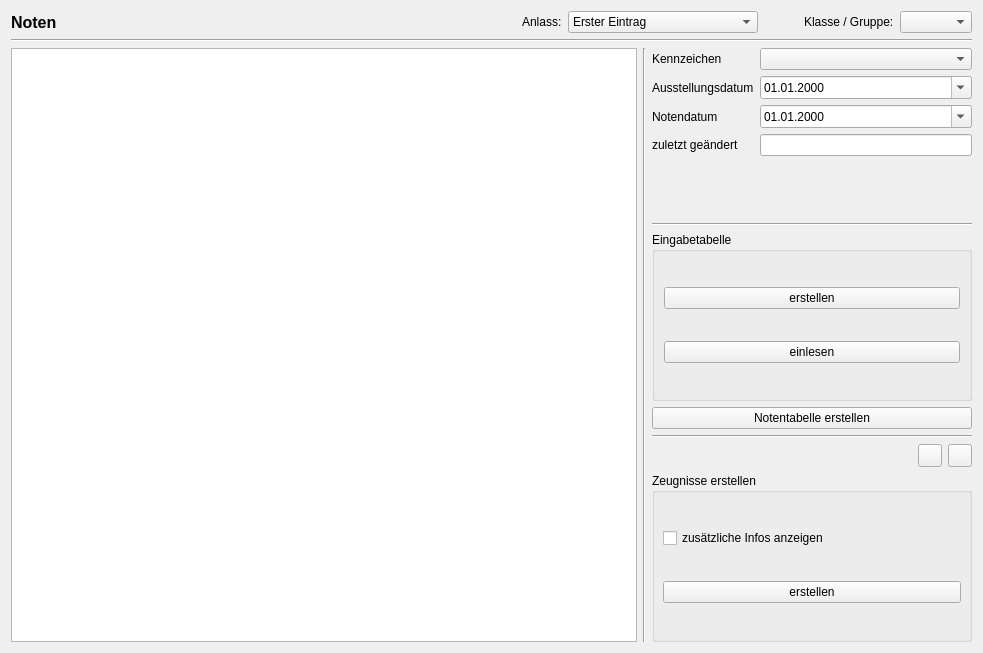
Above: WZ/program-data/ui/grades.ui from gradgrind/WZS before the change. Below: the same form after it.
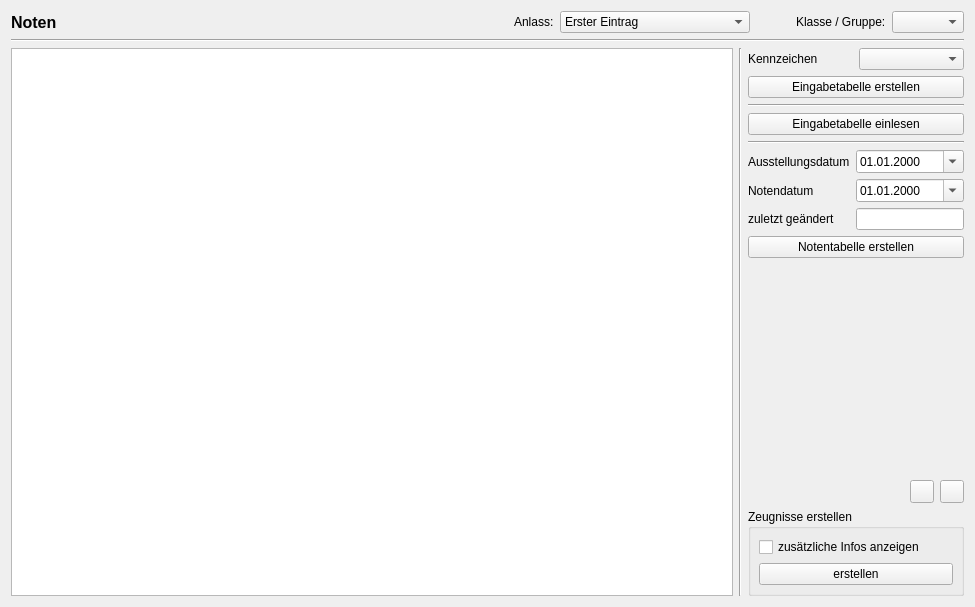
That is the form after the change. Icons and pictures are not drawn.

Commit message: Work on grades manager, including grade table

The edit to the form file:
```diff
--- a/WZ/program-data/ui/grades.ui
+++ b/WZ/program-data/ui/grades.ui
@@ -6,8 +6,8 @@
    <rect>
     <x>0</x>
     <y>0</y>
-    <width>983</width>
-    <height>653</height>
+    <width>975</width>
+    <height>607</height>
    </rect>
   </property>
   <property name="sizePolicy">
@@ -99,7 +99,11 @@
       </widget>
      </item>
      <item>
-      <widget class="QComboBox" name="combo_group"/>
+      <widget class="QComboBox" name="combo_group">
+       <property name="sizeAdjustPolicy">
+        <enum>QComboBox::AdjustToContents</enum>
+       </property>
+      </widget>
      </item>
     </layout>
    </item>
@@ -111,9 +115,15 @@
     </widget>
    </item>
    <item>
-    <layout class="QHBoxLayout" name="horizontalLayout_2">
+    <layout class="QHBoxLayout" name="horizontalLayout_4" stretch="1,0,0">
      <item>
       <widget class="QTableWidget" name="grade_table">
+       <property name="minimumSize">
+        <size>
+         <width>600</width>
+         <height>0</height>
+        </size>
+       </property>
        <property name="styleSheet">
         <string notr="true">QTableView {
   selection-background-color: #f0e0ff;
@@ -133,10 +143,10 @@
         <enum>QAbstractItemView::SelectRows</enum>
        </property>
        <attribute name="horizontalHeaderMinimumSectionSize">
-        <number>60</number>
+        <number>20</number>
        </attribute>
        <attribute name="horizontalHeaderDefaultSectionSize">
-        <number>140</number>
+        <number>40</number>
        </attribute>
        <attribute name="horizontalHeaderStretchLastSection">
         <bool>true</bool>
@@ -160,11 +170,11 @@
        </property>
        <property name="maximumSize">
         <size>
-         <width>320</width>
+         <width>500</width>
          <height>16777215</height>
         </size>
        </property>
-       <layout class="QVBoxLayout" name="verticalLayout_5">
+       <layout class="QVBoxLayout" name="verticalLayout">
         <property name="leftMargin">
          <number>0</number>
         </property>
@@ -178,25 +188,61 @@
          <number>0</number>
         </property>
         <item>
-         <layout class="QFormLayout" name="formLayout">
-          <item row="0" column="0">
+         <layout class="QHBoxLayout" name="horizontalLayout_2">
+          <item>
            <widget class="QLabel" name="label_8">
             <property name="text">
              <string>Kennzeichen</string>
             </property>
            </widget>
           </item>
-          <item row="0" column="1">
-           <widget class="QComboBox" name="occasion_extra"/>
+          <item>
+           <widget class="QComboBox" name="occasion_extra">
+            <property name="sizeAdjustPolicy">
+             <enum>QComboBox::AdjustToContents</enum>
+            </property>
+           </widget>
           </item>
-          <item row="1" column="0">
+         </layout>
+        </item>
+        <item>
+         <widget class="QPushButton" name="pb_grade_input_table">
+          <property name="text">
+           <string>Eingabetabelle erstellen</string>
+          </property>
+         </widget>
+        </item>
+        <item>
+         <widget class="Line" name="line_4">
+          <property name="orientation">
+           <enum>Qt::Horizontal</enum>
+          </property>
+         </widget>
+        </item>
+        <item>
+         <widget class="QPushButton" name="pb_read_grade_table">
+          <property name="text">
+           <string>Eingabetabelle einlesen</string>
+          </property>
+         </widget>
+        </item>
+        <item>
+         <widget class="Line" name="line">
+          <property name="orientation">
+           <enum>Qt::Horizontal</enum>
+          </property>
+         </widget>
+        </item>
+        <item>
+         <layout class="QFormLayout" name="formLayout">
+          <item row="0" column="0">
            <widget class="QLabel" name="label_5">
             <property name="text">
              <string>Ausstellungsdatum</string>
             </property>
            </widget>
           </item>
-          <item row="1" column="1">
+          <item row="0" column="1">
            <widget class="QDateEdit" name="date_issue">
             <property name="displayFormat">
              <string>dd.MM.yyyy</string>
@@ -206,14 +252,14 @@
             </property>
            </widget>
           </item>
-          <item row="2" column="0">
+          <item row="1" column="0">
            <widget class="QLabel" name="label_4">
             <property name="text">
              <string>Notendatum</string>
             </property>
            </widget>
           </item>
-          <item row="2" column="1">
+          <item row="1" column="1">
            <widget class="QDateEdit" name="date_grades">
             <property name="displayFormat">
              <string>dd.MM.yyyy</string>
@@ -223,7 +269,7 @@
             </property>
            </widget>
           </item>
-          <item row="3" column="0">
+          <item row="2" column="0">
            <widget class="QLabel" name="label_11">
             <property name="toolTip">
              <string notr="true">&lt;html&gt;&lt;head/&gt;&lt;body&gt;&lt;p&gt;Insbesondere für Epochenunterricht geeignet.&lt;/p&gt;&lt;p&gt;Jeder Block hat einen eigenen Kennzeichen.&lt;/p&gt;&lt;p&gt;Die Unterrichtsstunden können von mehreren Lehrern – parallel oder über das Jahr verteilt – gegeben.&lt;/p&gt;&lt;p&gt;Auch verschiedene Schülergruppen können betroffen sein.&lt;/p&gt;&lt;p&gt;&lt;br/&gt;&lt;/p&gt;&lt;/body&gt;&lt;/html&gt;</string>
@@ -233,7 +279,7 @@
             </property>
            </widget>
           </item>
-          <item row="3" column="1">
+          <item row="2" column="1">
            <widget class="QLineEdit" name="last_change">
             <property name="text">
              <string/>
@@ -245,36 +291,6 @@
           </item>
          </layout>
         </item>
-        <item>
-         <widget class="Line" name="line_4">
-          <property name="orientation">
-           <enum>Qt::Horizontal</enum>
-          </property>
-         </widget>
-        </item>
-        <item>
-         <widget class="QGroupBox" name="groupBox">
-          <property name="title">
-           <string>Eingabetabelle</string>
-          </property>
-          <layout class="QVBoxLayout" name="verticalLayout">
-           <item>
-            <widget class="QPushButton" name="pb_grade_input_table">
-             <property name="text">
-              <string>erstellen</string>
-             </property>
-            </widget>
-           </item>
-           <item>
-            <widget class="QPushButton" name="pb_read_grade_table">
-             <property name="text">
-              <string>einlesen</string>
-             </property>
-            </widget>
-           </item>
-          </layout>
-         </widget>
-        </item>
         <item>
          <widget class="QPushButton" name="pb_make_grade_table">
           <property name="text">
@@ -283,11 +299,17 @@
          </widget>
         </item>
         <item>
-         <widget class="Line" name="line">
+         <spacer name="verticalSpacer">
           <property name="orientation">
-           <enum>Qt::Horizontal</enum>
+           <enum>Qt::Vertical</enum>
           </property>
-         </widget>
+          <property name="sizeHint" stdset="0">
+           <size>
+            <width>20</width>
+            <height>20</height>
+           </size>
+          </property>
+         </spacer>
         </item>
         <item>
          <layout class="QHBoxLayout" name="horizontalLayout_3">
```
Left out of the diff: 6 changed lines with no effect on the pictures. The commit also changes 4 other files.
